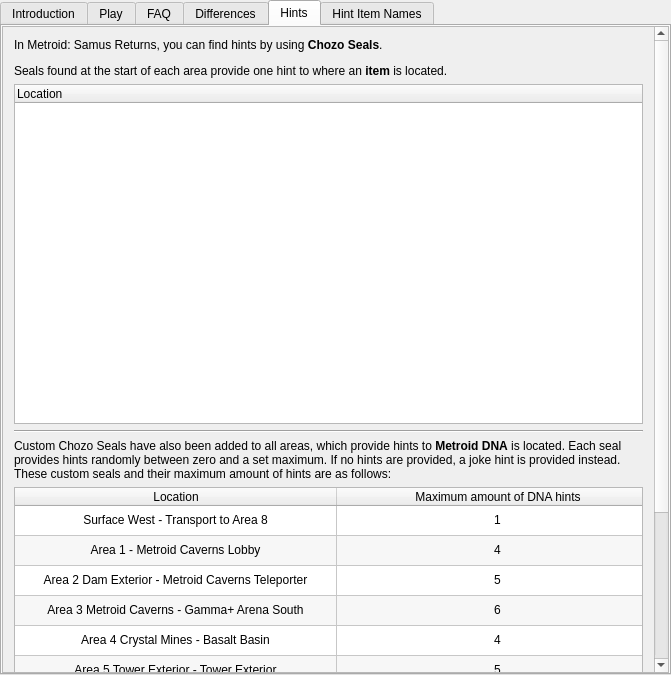
Above: randovania/gui/ui_files/games_tab_samusreturns_widget.ui from randovania/randovania before the change. Below: the same form after it.
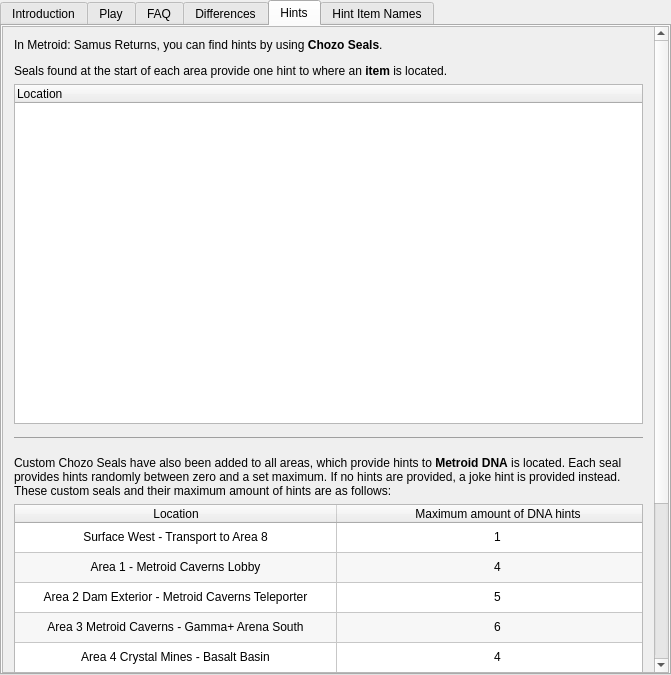
That is the form after the change. The open tabs and pages were chosen to show the change. Custom widgets are drawn as their Qt base class.

```diff
--- a/randovania/gui/ui_files/games_tab_samusreturns_widget.ui
+++ b/randovania/gui/ui_files/games_tab_samusreturns_widget.ui
@@ -199,7 +199,7 @@
          <x>0</x>
          <y>0</y>
          <width>651</width>
-         <height>833</height>
+         <height>849</height>
         </rect>
        </property>
        <layout class="QVBoxLayout" name="verticalLayout_2">
@@ -231,32 +231,10 @@
           </column>
          </widget>
         </item>
-        <item>
-         <widget class="Line" name="line">
-          <property name="minimumSize">
-           <size>
-            <width>0</width>
-            <height>0</height>
-           </size>
-          </property>
-          <property name="font">
-           <font>
-            <weight>50</weight>
-            <bold>false</bold>
-           </font>
-          </property>
-          <property name="midLineWidth">
-           <number>0</number>
-          </property>
-          <property name="orientation">
-           <enum>Qt::Horizontal</enum>
-          </property>
-         </widget>
-        </item>
         <item>
          <widget class="QLabel" name="hints_label_2">
           <property name="text">
-           <string>&lt;html&gt;&lt;head/&gt;&lt;body&gt;&lt;p&gt;Custom Chozo Seals have also been added to all areas, which provide hints to&lt;span style=&quot; font-weight:600;&quot;&gt; Metroid DNA&lt;/span&gt; is located. Each seal provides hints randomly between zero and a set maximum. If no hints are provided, a joke hint is provided instead. These custom seals and their maximum amount of hints are as follows:&lt;/p&gt;&lt;/body&gt;&lt;/html&gt;</string>
+           <string>&lt;hr&gt;&lt;html&gt;&lt;head/&gt;&lt;body&gt;&lt;p&gt;Custom Chozo Seals have also been added to all areas, which provide hints to&lt;span style=&quot; font-weight:600;&quot;&gt; Metroid DNA&lt;/span&gt; is located. Each seal provides hints randomly between zero and a set maximum. If no hints are provided, a joke hint is provided instead. These custom seals and their maximum amount of hints are as follows:&lt;/p&gt;&lt;/body&gt;&lt;/html&gt;</string>
           </property>
           <property name="alignment">
            <set>Qt::AlignLeading|Qt::AlignLeft|Qt::AlignTop</set>
```
